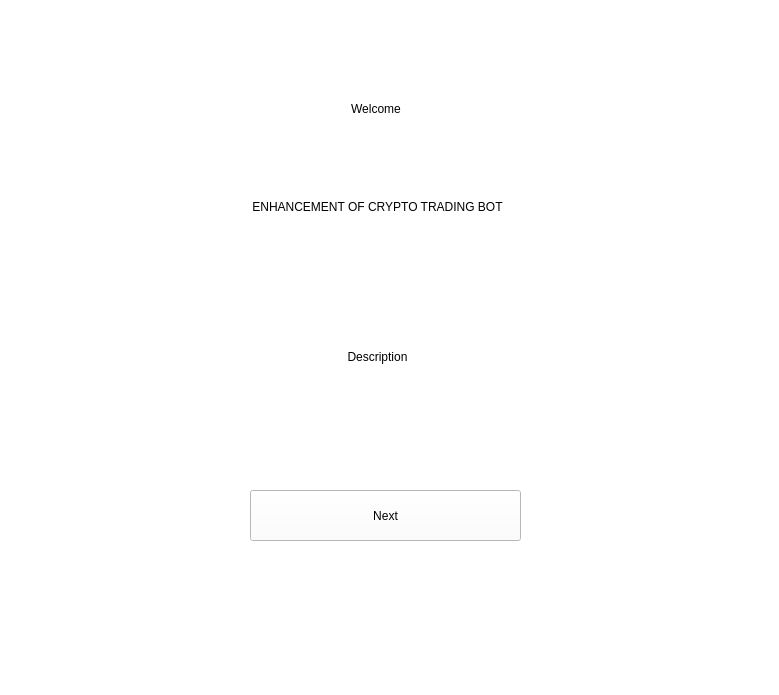
Above: freqtrade/GUI/welcomepage.ui from Sypers/SeniorProject before the change. Below: the same form after it.
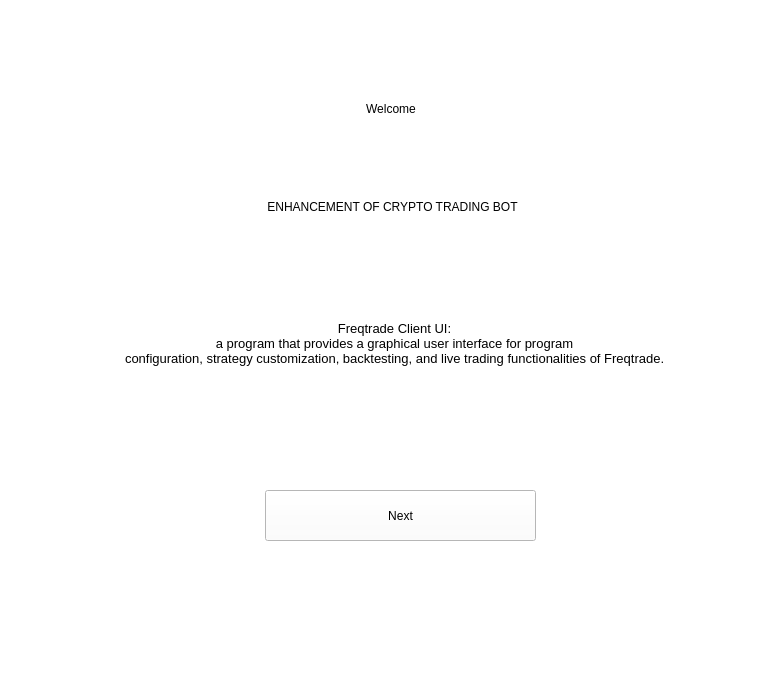
That is the form after the change.

Commit message: Change Edit Strategy to Customize Strategy and nearly Completed , Added multiple Exception Handler(Creating own Exceptions )  , Change The Main Window added (Customize Strategy , about Us, etc...)  ,

Patch:
```diff
--- a/freqtrade/GUI/welcomepage.ui
+++ b/freqtrade/GUI/welcomepage.ui
@@ -33,7 +33,7 @@
     <widget class="QLabel" name="label">
      <property name="geometry">
       <rect>
-       <x>120</x>
+       <x>135</x>
        <y>190</y>
        <width>515</width>
        <height>33</height>
@@ -52,7 +52,7 @@
     <widget class="QLabel" name="label_2">
      <property name="geometry">
       <rect>
-       <x>280</x>
+       <x>295</x>
        <y>80</y>
        <width>192</width>
        <height>58</height>
@@ -71,17 +71,19 @@
     <widget class="QLabel" name="label_5">
      <property name="geometry">
       <rect>
-       <x>120</x>
-       <y>340</y>
-       <width>515</width>
-       <height>33</height>
+       <x>125</x>
+       <y>320</y>
+       <width>539</width>
+       <height>48</height>
       </rect>
      </property>
      <property name="styleSheet">
       <string notr="true">font: 20pt &quot;MS Shell Dlg 2&quot;;</string>
      </property>
      <property name="text">
-      <string>Description</string>
+      <string>&lt;html&gt;&lt;head/&gt;&lt;body&gt;&lt;p align=&quot;center&quot;&gt;&lt;span style=&quot; font-size:10pt;&quot;&gt;Freqtrade Client UI:
+&lt;br&gt;a program that provides a graphical user interface for program
+&lt;br&gt; configuration, strategy customization, backtesting, and live trading functionalities of Freqtrade.&lt;/span&gt;&lt;/p&gt;&lt;/body&gt;&lt;/html&gt;</string>
      </property>
      <property name="alignment">
       <set>Qt::AlignCenter</set>
@@ -90,7 +92,7 @@
     <widget class="QPushButton" name="nextb">
      <property name="geometry">
       <rect>
-       <x>250</x>
+       <x>265</x>
        <y>490</y>
        <width>271</width>
        <height>51</height>
```
The commit also changes 9 other files.
